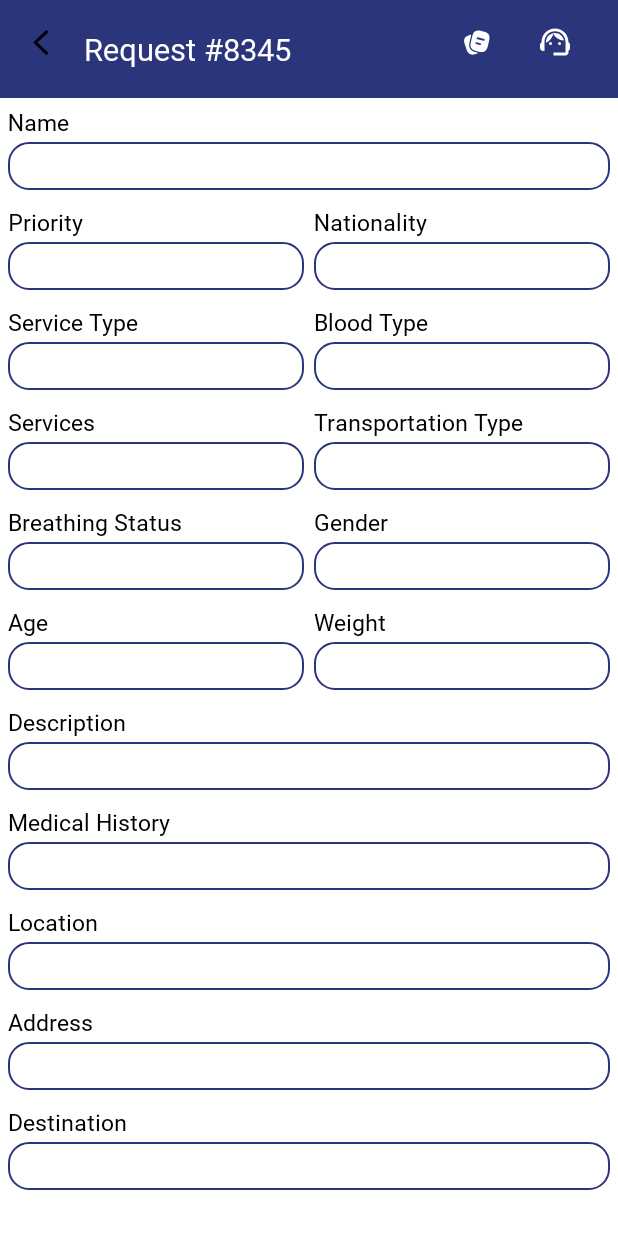
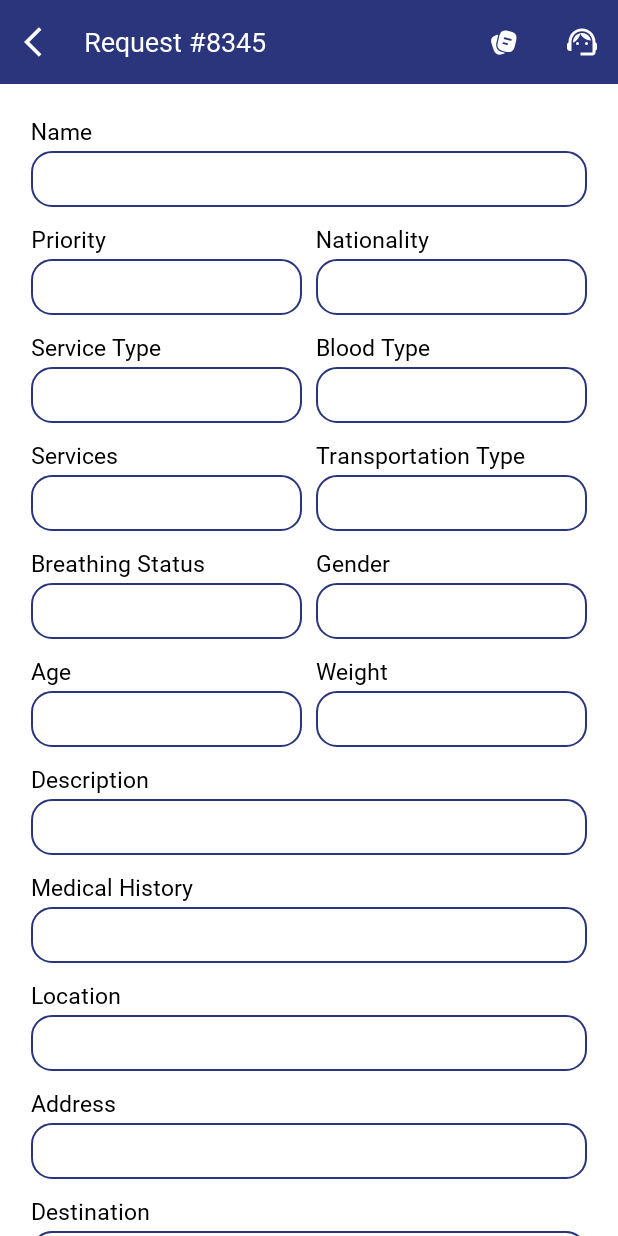
Before and after one commit to Megsult23/medical-provider, an Android app: the CarRequestDetailsActivity screen opened directly, with no data from a screen before it, on a phone screen of 412 x 824 dp. Run offline under Robolectric (Android 15) with nearby library versions, the phone set to English and light mode, and no system bars; our stand-ins replace Dagger/Hilt's generated code, sdp/ssp sizes; libraries missing offline, so code that uses them is left out: com.afollestad.materialdialogs; pictures from the network do not load.

Commit message:
Finalizing Design

```diff
--- a/app/src/main/java/com/team1/dispatch/medicalprovider/repositories/repo_impl/SupportRepositoryImpl.kt
+++ b/app/src/main/java/com/team1/dispatch/medicalprovider/repositories/repo_impl/ContactParamedicRepositoryImp.kt
@@ -6,7 +6,7 @@ import com.team1.dispatch.medicalprovider.repositories.repo_interface.ContactPar
 import com.team1.dispatch.medicalprovider.utils.SessionManager
 import javax.inject.Inject
 
-class SupportRepositoryImpl @Inject constructor(
+class ContactParamedicRepositoryImp @Inject constructor(
     val apiInterface: ApiInterface,
     val sessionManager: SessionManager,
     val socketIOManager: SocketIOManager
--- a/app/src/main/java/com/team1/dispatch/medicalprovider/ui/contactParamedic/ContactParamedicActivity.kt
+++ b/app/src/main/java/com/team1/dispatch/medicalprovider/ui/contactParamedic/ContactParamedicActivity.kt
@@ -19,7 +19,6 @@ import com.team1.dispatch.medicalprovider.utils.Constants.Companion.VOICE_CALL
 import com.team1.dispatch.medicalprovider.utils.setUpToolBar
 import com.team1.dispatch.medicalprovider.viewModels.ContactParamedicViewModel
 import dagger.hilt.android.AndroidEntryPoint
-import javax.inject.Inject
 
 
 @AndroidEntryPoint
@@ -39,8 +38,7 @@ class ContactParamedicActivity : BaseActivity() {
 
     private var selection = VOICE_CALL
 
-    @Inject
-    lateinit var messageAdapter: MessagesAdapter
+    private var messageAdapter: MessagesAdapter? = null
 
     private val messagesList = ArrayList<MessageModel>()
 
@@ -60,7 +58,7 @@ class ContactParamedicActivity : BaseActivity() {
             isHome = false,
             title = getString(R.string.paramedic)
         )
-
+        messageAdapter = MessagesAdapter(sessionManager)
         carRequestId = intent.getStringExtra("car_request_id")
         binding.apply {
             rvMessages.adapter = messageAdapter
--- a/app/src/main/java/com/team1/dispatch/medicalprovider/utils/ViewExtensions.kt
+++ b/app/src/main/java/com/team1/dispatch/medicalprovider/utils/ViewExtensions.kt
@@ -39,7 +39,6 @@ fun AppCompatActivity.setUpToolBar(
         supportActionBar?.setDisplayHomeAsUpEnabled(!isHome)
         if (!isHome) {
             toolbarBinding.tvTitle.show()
-            toolbarBinding.llUserInfo.hide()
             supportActionBar?.setHomeAsUpIndicator(
                 ContextCompat.getDrawable(
                     this@setUpToolBar,
@@ -49,9 +48,8 @@ fun AppCompatActivity.setUpToolBar(
         }
 
         if (title.isNullOrEmpty()) {
-            toolbarBinding.tvTitle.visibility = View.GONE
+            toolbarBinding.tvTitle.text = getString(R.string.home)
         } else {
-            toolbarBinding.tvTitle.visibility = View.VISIBLE
             toolbarBinding.tvTitle.text = title
         }
     }
--- a/app/src/main/res/drawable/ic_back.xml
+++ b/app/src/main/res/drawable/ic_back.xml
@@ -1,14 +1,5 @@
-<vector xmlns:android="http://schemas.android.com/apk/res/android"
-    android:width="36dp"
-    android:height="34dp"
-    android:viewportWidth="36"
-    android:viewportHeight="34"
-    android:autoMirrored="true">
-  <path
-      android:pathData="M21,24.083L13.5,17L21,9.917"
-      android:strokeLineJoin="round"
-      android:strokeWidth="2"
-      android:fillColor="#00000000"
-      android:strokeColor="#000000"
-      android:strokeLineCap="round"/>
+<vector xmlns:android="http://schemas.android.com/apk/res/android" android:autoMirrored="true" android:height="24dp" android:tint="#FFFFFF" android:viewportHeight="24" android:viewportWidth="24" android:width="24dp">
+
+    <path android:fillColor="@android:color/white" android:pathData="M11.67,3.87L9.9,2.1 0,12l9.9,9.9 1.77,-1.77L3.54,12z"/>
+
 </vector>
--- a/app/src/main/res/layout/activity_car_request_details.xml
+++ b/app/src/main/res/layout/activity_car_request_details.xml
@@ -21,7 +21,7 @@
             android:layout_width="match_parent"
             android:layout_height="wrap_content"
             android:orientation="vertical"
-            android:padding="@dimen/_4sdp">
+            android:padding="@dimen/_16sdp">
 
             <TextView
                 android:layout_width="wrap_content"
@@ -39,7 +39,7 @@
                 android:layout_marginTop="@dimen/_2sdp"
                 android:background="@drawable/bg_white_r10_move_st"
                 android:enabled="false"
-                android:padding="@dimen/_5sdp"
+                android:padding="@dimen/_7sdp"
                 android:textAlignment="viewStart"
                 android:textColor="@color/black"
                 android:textSize="@dimen/_10ssp" />
@@ -77,7 +77,7 @@
                         android:layout_marginTop="@dimen/_2sdp"
                         android:background="@drawable/bg_white_r10_move_st"
                         android:enabled="false"
-                        android:padding="@dimen/_5sdp"
+                        android:padding="@dimen/_7sdp"
                         android:textAlignment="viewStart"
                         android:textColor="@color/black"
                         android:textSize="@dimen/_10ssp" />
@@ -99,7 +99,7 @@
                         android:layout_marginTop="@dimen/_2sdp"
                         android:background="@drawable/bg_white_r10_move_st"
                         android:enabled="false"
-                        android:padding="@dimen/_5sdp"
+                        android:padding="@dimen/_7sdp"
                         android:textAlignment="viewStart"
                         android:textColor="@color/black"
                         android:textSize="@dimen/_10ssp" />
@@ -121,7 +121,7 @@
                         android:layout_marginTop="@dimen/_2sdp"
                         android:background="@drawable/bg_white_r10_move_st"
                         android:enabled="false"
-                        android:padding="@dimen/_5sdp"
+                        android:padding="@dimen/_7sdp"
                         android:textAlignment="viewStart"
                         android:textColor="@color/black"
                         android:textSize="@dimen/_10ssp" />
@@ -143,7 +143,7 @@
                         android:layout_marginTop="@dimen/_2sdp"
                         android:background="@drawable/bg_white_r10_move_st"
                         android:enabled="false"
-                        android:padding="@dimen/_5sdp"
+                        android:padding="@dimen/_7sdp"
                         android:textAlignment="viewStart"
                         android:textColor="@color/black"
                         android:textSize="@dimen/_10ssp" />
@@ -165,7 +165,7 @@
                         android:layout_marginTop="@dimen/_2sdp"
                         android:background="@drawable/bg_white_r10_move_st"
                         android:enabled="false"
-                        android:padding="@dimen/_5sdp"
+                        android:padding="@dimen/_7sdp"
                         android:textAlignment="viewStart"
                         android:textColor="@color/black"
                         android:textSize="@dimen/_10ssp" />
@@ -175,7 +175,7 @@
                 <LinearLayout
                     android:layout_width="0dp"
                     android:layout_height="wrap_content"
-                    android:layout_marginStart="@dimen/_5sdp"
+                    android:layout_marginStart="@dimen/_7sdp"
                     android:layout_weight="1"
                     android:orientation="vertical">
 
@@ -200,7 +200,7 @@
                         android:layout_marginTop="@dimen/_2sdp"
                         android:background="@drawable/bg_white_r10_move_st"
                         android:enabled="false"
-                        android:padding="@dimen/_5sdp"
+                        android:padding="@dimen/_7sdp"
                         android:textAlignment="viewStart"
                         android:textColor="@color/black"
                         android:textSize="@dimen/_10ssp" />
@@ -222,7 +222,7 @@
                         android:layout_marginTop="@dimen/_2sdp"
                         android:background="@drawable/bg_white_r10_move_st"
                         android:enabled="false"
-                        android:padding="@dimen/_5sdp"
+                        android:padding="@dimen/_7sdp"
                         android:textAlignment="viewStart"
                         android:textColor="@color/black"
                         android:textSize="@dimen/_10ssp" />
@@ -244,7 +244,7 @@
                         android:layout_marginTop="@dimen/_2sdp"
                         android:background="@drawable/bg_white_r10_move_st"
                         android:enabled="false"
-                        android:padding="@dimen/_5sdp"
+                        android:padding="@dimen/_7sdp"
                         android:textAlignment="viewStart"
                         android:textColor="@color/black"
                         android:textSize="@dimen/_10ssp" />
@@ -266,7 +266,7 @@
                         android:layout_marginTop="@dimen/_2sdp"
                         android:background="@drawable/bg_white_r10_move_st"
                         android:enabled="false"
-                        android:padding="@dimen/_5sdp"
+                        android:padding="@dimen/_7sdp"
                         android:textAlignment="viewStart"
                         android:textColor="@color/black"
                         android:textSize="@dimen/_10ssp" />
@@ -289,7 +289,7 @@
                              android:enabled="false"
                              android:background="@drawable/bg_white_r10_move_st"
 
-                             android:padding="@dimen/_5sdp"
+                             android:padding="@dimen/_7sdp"
                              android:textAlignment="viewStart"
                              android:textColor="@color/black"
                              android:textSize="@dimen/_12ssp" />-->
@@ -311,7 +311,7 @@
                         android:layout_marginTop="@dimen/_2sdp"
                         android:background="@drawable/bg_white_r10_move_st"
                         android:enabled="false"
-                        android:padding="@dimen/_5sdp"
+                        android:padding="@dimen/_7sdp"
                         android:textAlignment="viewStart"
                         android:textColor="@color/black"
                         android:textSize="@dimen/_10ssp" />
@@ -336,7 +336,7 @@
                 android:layout_marginTop="@dimen/_2sdp"
                 android:background="@drawable/bg_white_r10_move_st"
                 android:enabled="false"
-                android:padding="@dimen/_5sdp"
+                android:padding="@dimen/_7sdp"
                 android:textAlignment="viewStart"
                 android:textColor="@color/black"
                 android:textSize="@dimen/_10ssp" />
@@ -358,7 +358,7 @@
                 android:layout_marginTop="@dimen/_2sdp"
                 android:background="@drawable/bg_white_r10_move_st"
                 android:enabled="false"
-                android:padding="@dimen/_5sdp"
+                android:padding="@dimen/_7sdp"
                 android:textAlignment="viewStart"
                 android:textColor="@color/black"
                 android:textSize="@dimen/_10ssp" />
@@ -380,7 +380,7 @@
                 android:layout_marginTop="@dimen/_2sdp"
                 android:background="@drawable/bg_white_r10_move_st"
                 android:enabled="false"
-                android:padding="@dimen/_5sdp"
+                android:padding="@dimen/_7sdp"
                 android:textAlignment="viewStart"
                 android:textColor="@color/black"
                 android:textSize="@dimen/_10ssp" />
@@ -402,7 +402,7 @@
                 android:layout_marginTop="@dimen/_2sdp"
                 android:background="@drawable/bg_white_r10_move_st"
                 android:enabled="false"
-                android:padding="@dimen/_5sdp"
+                android:padding="@dimen/_7sdp"
                 android:textAlignment="viewStart"
                 android:textColor="@color/black"
                 android:textSize="@dimen/_10ssp" />
@@ -424,7 +424,7 @@
                 android:layout_marginTop="@dimen/_2sdp"
                 android:background="@drawable/bg_white_r10_move_st"
                 android:enabled="false"
-                android:padding="@dimen/_5sdp"
+                android:padding="@dimen/_7sdp"
                 android:textAlignment="viewStart"
                 android:textColor="@color/black"
                 android:textSize="@dimen/_10ssp" />
--- a/app/src/main/res/layout/main_toolbar.xml
+++ b/app/src/main/res/layout/main_toolbar.xml
@@ -1,28 +1,27 @@
 <?xml version="1.0" encoding="utf-8"?>
 <androidx.appcompat.widget.Toolbar xmlns:android="http://schemas.android.com/apk/res/android"
     xmlns:app="http://schemas.android.com/apk/res-auto"
-    xmlns:tools="http://schemas.android.com/tools"
     android:layout_width="match_parent"
-    android:layout_height="@dimen/_50sdp"
+    android:layout_height="?attr/actionBarSize"
+    android:background="@color/move"
     android:gravity="center"
-    android:paddingEnd="@dimen/_14sdp"
-    android:background="@color/move"
     app:contentInsetLeft="0dp"
     app:contentInsetRight="0dp"
-    app:contentInsetStartWithNavigation="0dp">
+    app:contentInsetStartWithNavigation="0dp"
+    app:navigationIcon="@drawable/ic_back">
 
     <TextView
         android:id="@+id/tv_title"
         android:layout_width="wrap_content"
         android:layout_height="wrap_content"
         android:fontFamily="@font/sf_pro_bold"
-        android:gravity="center"
-        android:textAlignment="center"
+        android:gravity="top|start"
+        android:text="asdasd"
+        android:textAlignment="viewStart"
         android:textColor="@color/white"
-        android:textSize="@dimen/_16ssp"
-        tools:text="Home" />
+        android:textSize="@dimen/_14ssp" />
 
-    <LinearLayout
+    <!--    <LinearLayout
             android:id="@+id/ll_user_info"
             android:layout_width="wrap_content"
             android:layout_height="wrap_content"
@@ -33,20 +32,20 @@
                 android:layout_width="wrap_content"
                 android:layout_height="wrap_content"
                 android:layout_marginEnd="@dimen/_2sdp"
-            android:fontFamily="@font/sf_pro_bold"
+                android:fontFamily="@font/sf_pro_semi_bold"
                 android:text="@string/welcome"
                 android:textColor="@color/white"
-            android:textSize="@dimen/_12ssp" />
+                android:textSize="@dimen/_10ssp" />
 
 
             <TextView
                 android:id="@+id/tv_user_name"
                 android:layout_width="wrap_content"
                 android:layout_height="wrap_content"
-            android:fontFamily="@font/sf_pro_bold"
+                android:fontFamily="@font/sf_pro_semi_bold"
                 android:textColor="@color/white"
-            android:textSize="@dimen/_12ssp" />
+                android:textSize="@dimen/_10ssp" />
 
-    </LinearLayout>
+        </LinearLayout>-->
 
 </androidx.appcompat.widget.Toolbar>
--- a/app/src/main/res/values/strings.xml
+++ b/app/src/main/res/values/strings.xml
@@ -21,6 +21,7 @@
     <string name="must_be_at_least_8_characters">*Must be at least 8 characters</string>
 
     <!--Car Request-->
+    <string name="home">Home</string>
     <string name="report_id">ID</string>
     <string name="appointment">Appointment</string>
     <string name="report_date">Date</string>
```
Also changed, not shown: app/src/main/java/com/team1/dispatch/medicalprovider/adapters/MessagesAdapter.kt (+26 -23 lines), app/src/main/java/com/team1/dispatch/medicalprovider/di/RepositoryModule.kt (+6 -3 lines), app/src/main/java/com/team1/dispatch/medicalprovider/utils/MainUtils.kt (+16 -0 lines). Lines whose indentation alone changed are shown as unchanged.
